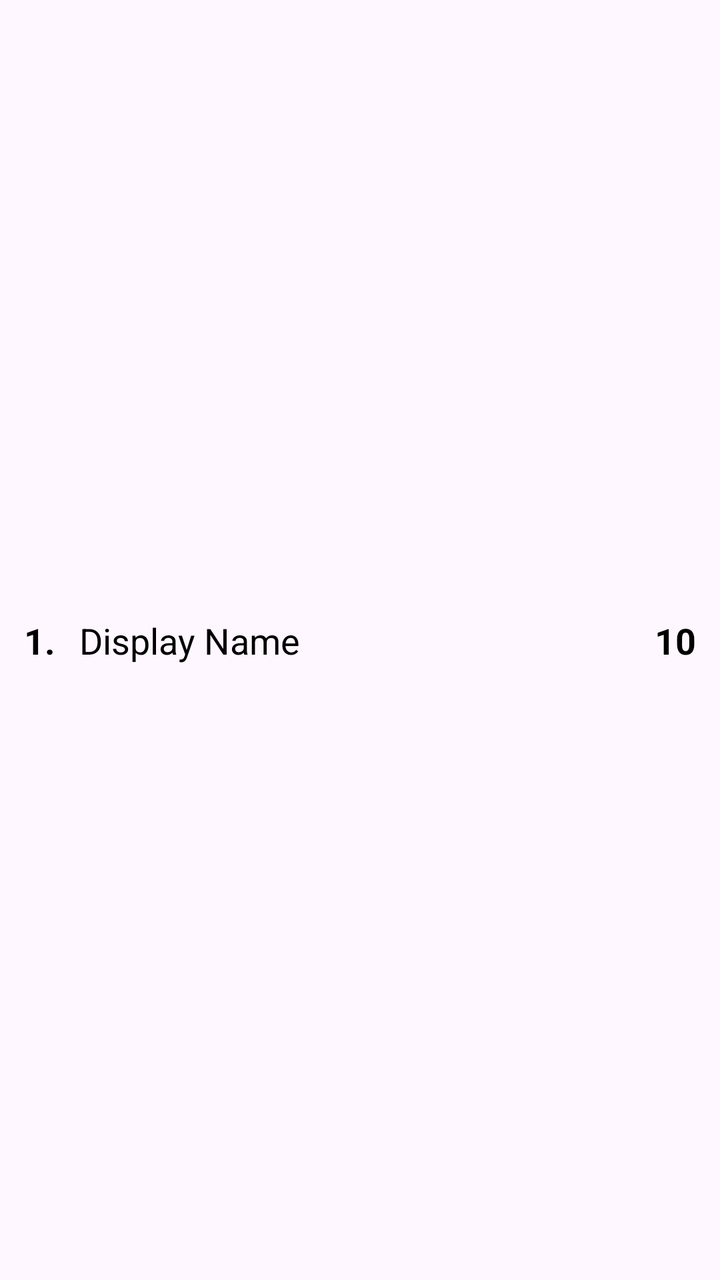
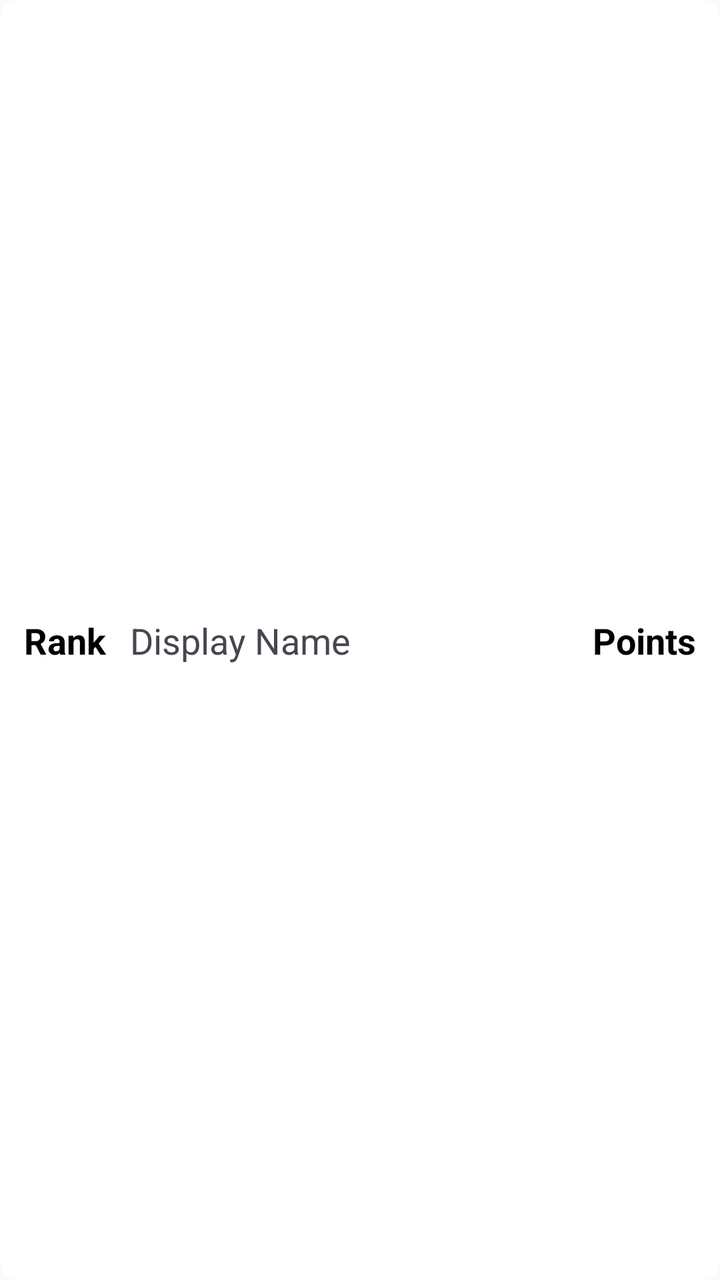

An Android layout rendered at two revisions. The XML below is the earlier revision; the diff shows what the commit changed to produce the second picture.
<!-- AndroidManifest.xml: application theme Theme.TheApp -->
<!-- res/layout/leaderboard_element.xml -->
<?xml version="1.0" encoding="utf-8"?>
<androidx.constraintlayout.widget.ConstraintLayout
    xmlns:android="http://schemas.android.com/apk/res/android"
    xmlns:tools="http://schemas.android.com/tools"
    xmlns:app="http://schemas.android.com/apk/res-auto"
    android:layout_width="match_parent"
    android:layout_height="wrap_content"
    android:orientation="horizontal"
    android:padding="12dp">

    <TextView
        android:id="@+id/rank_text"
        android:layout_width="wrap_content"
        android:layout_height="wrap_content"
        android:text="@string/rank"
        android:textStyle="bold"
        android:textSize="18sp"
        android:textColor="@color/primary"
        app:layout_constraintStart_toStartOf="parent"
        app:layout_constraintTop_toTopOf="parent"
        app:layout_constraintBottom_toBottomOf="parent"/>

    <TextView
        android:id="@+id/name_text"
        android:layout_width="0dp"
        android:layout_height="wrap_content"
        android:layout_weight="1"
        android:text="@string/display_name"
        android:textSize="18sp"
        android:textColor="@color/primary"
        app:layout_constraintStart_toEndOf="@id/rank_text"
        app:layout_constraintEnd_toStartOf="@id/points_text"
        app:layout_constraintTop_toTopOf="parent"
        app:layout_constraintBottom_toBottomOf="parent"
        android:layout_marginStart="12dp"
        android:layout_marginEnd="12dp" />

    <TextView
        android:id="@+id/points_text"
        android:layout_width="wrap_content"
        android:layout_height="wrap_content"
        android:text="@string/points"
        android:textStyle="bold"
        android:textSize="18sp"
        android:textColor="@color/primary"
        app:layout_constraintEnd_toEndOf="parent"
        app:layout_constraintTop_toTopOf="parent"
        app:layout_constraintBottom_toBottomOf="parent" />

</androidx.constraintlayout.widget.ConstraintLayout>
<!-- resources referenced by this layout -->
<resources>
  <color name="primary">#000000</color>
  <string name="display_name">Display Name</string>
  <string name="points">10</string>
  <string name="rank">1.</string>
  <style name="Theme.TheApp" parent="Base.Theme.TheApp" />
  <style name="Base.Theme.TheApp" parent="Theme.Material3.DayNight.NoActionBar">
          
          
          <item name="colorPrimary">@color/primary</item>
          <item name="colorOnPrimary">@color/on_primary</item>
      </style>
  <color name="on_primary">#FFFFFF</color>
</resources>

<!-- the commit's change to res/layout/leaderboard_element.xml (unified diff, before → after) -->
@@ -3,8 +3,10 @@
     xmlns:android="http://schemas.android.com/apk/res/android"
     xmlns:tools="http://schemas.android.com/tools"
     xmlns:app="http://schemas.android.com/apk/res-auto"
+    android:id="@+id/leaderboard_list_item"
     android:layout_width="match_parent"
     android:layout_height="wrap_content"
+    android:background="@drawable/roundedcorners"
     android:orientation="horizontal"
     android:padding="12dp">
 
@@ -27,7 +29,6 @@
         android:layout_weight="1"
         android:text="@string/display_name"
         android:textSize="18sp"
-        android:textColor="@color/primary"
         app:layout_constraintStart_toEndOf="@id/rank_text"
         app:layout_constraintEnd_toStartOf="@id/points_text"
         app:layout_constraintTop_toTopOf="parent"
<!-- resource entries referenced after the edit -->
@@ -1,16 +1,42 @@
 <!-- resources referenced by this layout -->
 <resources>
   <color name="primary">#000000</color>
+  <!-- drawable roundedcorners (drawable) -->
+  <?xml version="1.0" encoding="UTF-8"?>
+  <shape xmlns:android="http://schemas.android.com/apk/res/android"
+      android:shape="rectangle">
+  
+      <gradient
+          android:startColor="@color/on_primary"
+          android:endColor="@color/on_primary"
+          android:angle="270"/>
+  
+      <stroke
+          android:width="1dp"
+          android:color="#55FFFFFF"/>
+  
+      <padding
+          android:left="12dp"
+          android:top="8dp"
+          android:right="12dp"
+          android:bottom="8dp"/>
+  
+      <corners
+          android:bottomRightRadius="7dp"
+          android:bottomLeftRadius="7dp"
+          android:topLeftRadius="7dp"
+          android:topRightRadius="7dp"/>
+  </shape>
   <string name="display_name">Display Name</string>
-  <string name="points">10</string>
-  <string name="rank">1.</string>
+  <string name="points">Points</string>
+  <string name="rank">Rank</string>
   <style name="Theme.TheApp" parent="Base.Theme.TheApp" />
+  <color name="on_primary">#FFFFFF</color>
   <style name="Base.Theme.TheApp" parent="Theme.Material3.DayNight.NoActionBar">
           
           
           <item name="colorPrimary">@color/primary</item>
           <item name="colorOnPrimary">@color/on_primary</item>
       </style>
-  <color name="on_primary">#FFFFFF</color>
 </resources>
 
